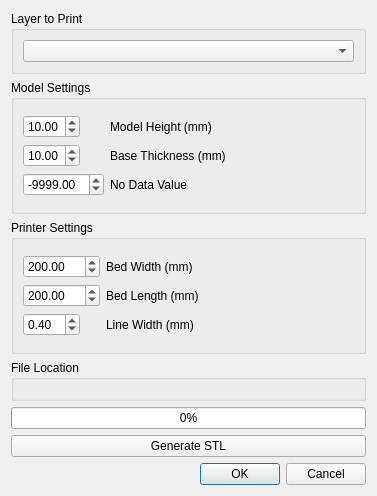
This is dem2stl_dialog_base.ui in SuheybAden/STL_Generator-QGIS_Plugin as Qt 5 draws it before an edit. The edited form follows.
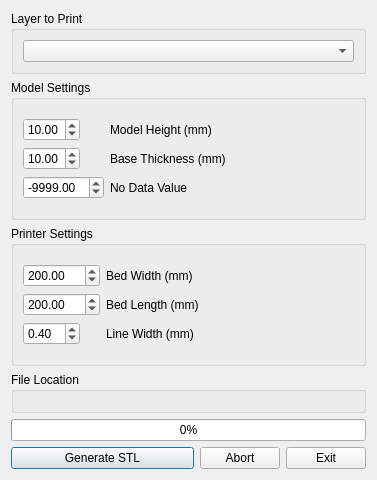
This is the edited form. Custom widgets are drawn as their Qt base class.

Commit message: Added button to stop generating STL and to exit

```diff
--- a/dem2stl_dialog_base.ui
+++ b/dem2stl_dialog_base.ui
@@ -246,6 +246,8 @@
     </widget>
    </item>
    <item>
+    <layout class="QHBoxLayout" name="horizontalLayout" stretch="12,2,2">
+     <item>
     <widget class="QPushButton" name="generateSTL_button">
      <property name="text">
       <string>Generate STL</string>
@@ -253,14 +255,26 @@
     </widget>
    </item>
    <item>
-    <widget class="QDialogButtonBox" name="button_box">
-     <property name="orientation">
-      <enum>Qt::Horizontal</enum>
-     </property>
-     <property name="standardButtons">
-      <set>QDialogButtonBox::Cancel|QDialogButtonBox::Ok</set>
-     </property>
-    </widget>
+      <widget class="QPushButton" name="abort_button">
+       <property name="text">
+        <string>Abort</string>
+       </property>
+      </widget>
+     </item>
+     <item>
+      <widget class="QPushButton" name="exit_button">
+       <property name="text">
+        <string>Exit</string>
+       </property>
+       <property name="default">
+        <bool>false</bool>
+       </property>
+       <property name="flat">
+        <bool>false</bool>
+       </property>
+      </widget>
+     </item>
+    </layout>
    </item>
   </layout>
  </widget>
```
Lines whose indentation alone changed are shown as unchanged. The commit also changes 3 other files.
